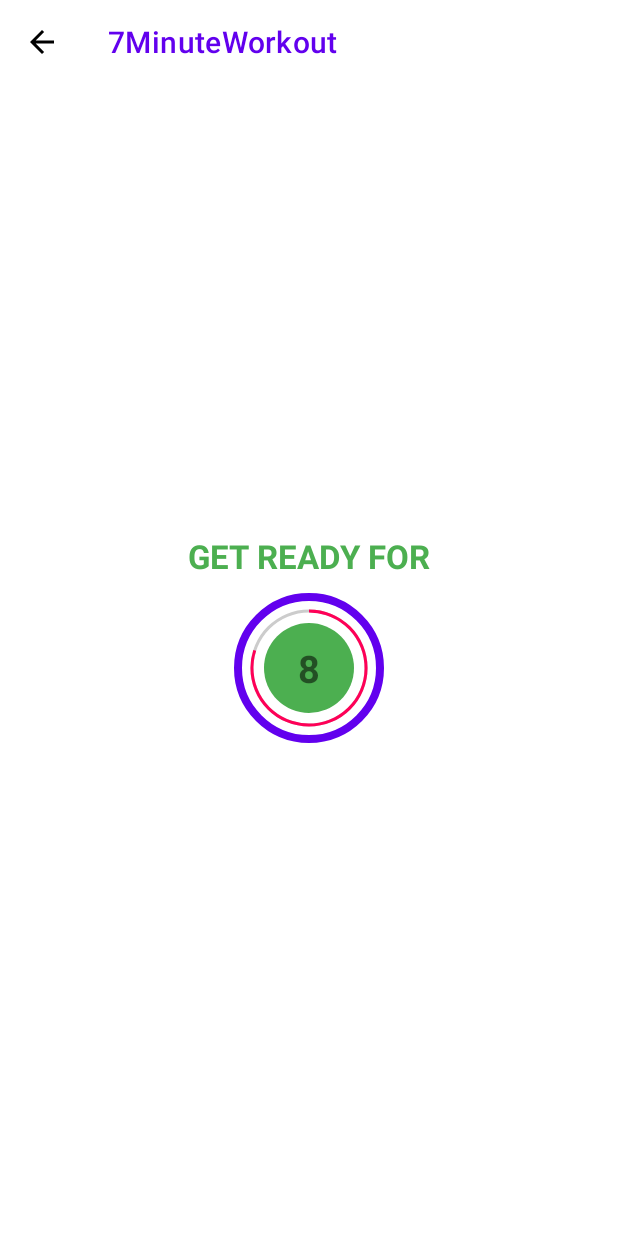
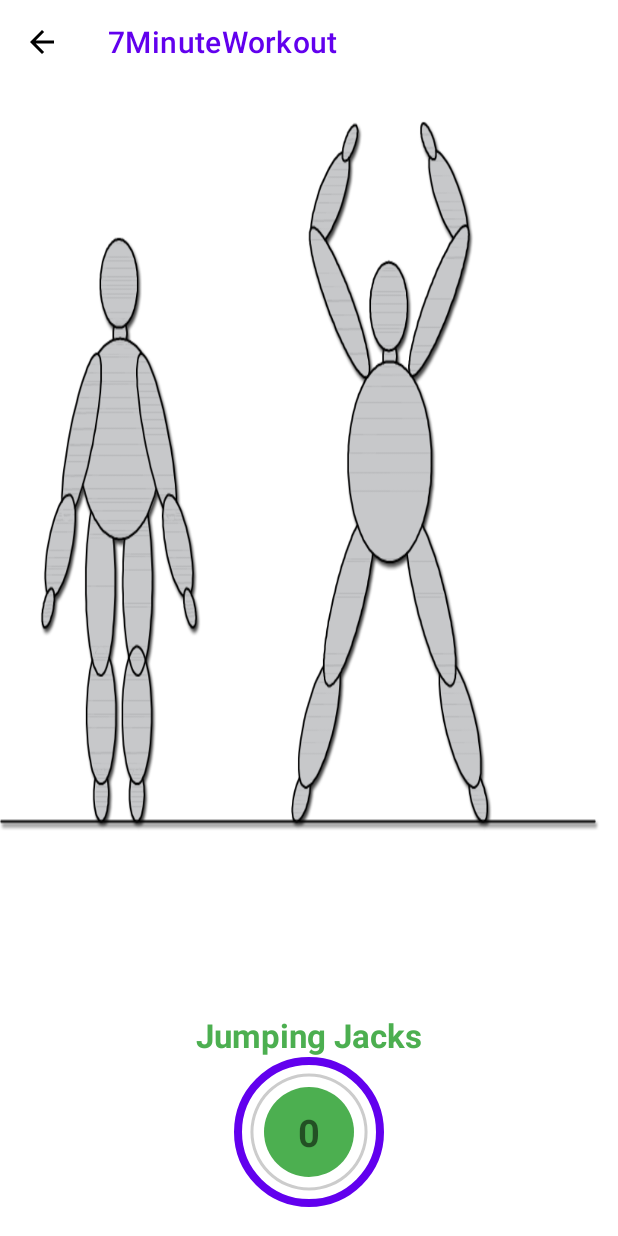
Before and after one commit to DumindaKuruppu/7-minute-workout-app, an Android app: the ExerciseActivity screen opened directly, with no data from a screen before it, on a phone screen of 412 x 824 dp. Run offline under Robolectric (Android 15) with nearby library versions, the phone set to English and light mode, and no system bars.

Commit message:
added exercise visibilities

```diff
--- a/app/src/main/java/com/example/a7minuteworkout/ExerciseActivity.kt
+++ b/app/src/main/java/com/example/a7minuteworkout/ExerciseActivity.kt
@@ -11,11 +11,11 @@ class ExerciseActivity : AppCompatActivity() {
     private var binding: ActivityExerciseBinding? = null
 
     private var restTimer: CountDownTimer? = null
-    private var restTimerDuration: Long = 10000
+    private var restTimerDuration: Long = 1000
     private var restProgress = 0
 
     private var exerciseTimer: CountDownTimer? = null
-    private var exerciseTimerDuration: Long = 30000
+    private var exerciseTimerDuration: Long = 1000
     private var exerciseProgress = 0
 
     private var exerciseList: ArrayList<ExerciseModel>? = null
@@ -53,7 +53,6 @@ class ExerciseActivity : AppCompatActivity() {
 
             override fun onFinish() {
                 currentExercisePosition++
-                Toast.makeText(this@ExerciseActivity, "Start Exercising", Toast.LENGTH_SHORT).show()
                 setupExerciseView()
             }
 
@@ -70,13 +69,25 @@ class ExerciseActivity : AppCompatActivity() {
             }
 
             override fun onFinish() {
-                Toast.makeText(this@ExerciseActivity, "Start Resting", Toast.LENGTH_SHORT).show()
+                if (currentExercisePosition < exerciseList?.size!! - 1) {
+                    setupRestView()
+                } else {
+                    Toast.makeText(this@ExerciseActivity, "Congratulations !!!", Toast.LENGTH_LONG).show()
+                    onBackPressed()
+                }
             }
 
         }.start()
     }
 
     private fun setupRestView() {
+
+        binding?.flRestView?.visibility = View.VISIBLE
+        binding?.flExerciseView?.visibility = View.INVISIBLE
+        binding?.textViewTitle?.visibility = View.VISIBLE
+        binding?.textViewExercise?.visibility = View.INVISIBLE
+        binding?.exerciseImageView?.visibility = View.INVISIBLE
+
         if (restTimer != null) {
             restTimer?.cancel()
             restProgress = 0
@@ -85,9 +96,14 @@ class ExerciseActivity : AppCompatActivity() {
     }
 
     private fun setupExerciseView() {
-        binding?.flProgressBar?.visibility = View.INVISIBLE
+        binding?.flRestView?.visibility = View.INVISIBLE
         binding?.flExerciseView?.visibility = View.VISIBLE
-        binding?.textViewTitle?.text = exerciseList?.get(currentExercisePosition)?.getName()
+        binding?.textViewTitle?.visibility = View.INVISIBLE
+        binding?.textViewExercise?.visibility = View.VISIBLE
+        binding?.exerciseImageView?.visibility = View.VISIBLE
+        binding?.textViewExercise?.text = exerciseList?.get(currentExercisePosition)?.getName()
+        binding?.exerciseImageView?.setImageResource(exerciseList!![currentExercisePosition].getImage())
+
         if (exerciseTimer != null) {
             exerciseTimer?.cancel()
             exerciseProgress = 0
--- a/app/src/main/res/layout/activity_exercise.xml
+++ b/app/src/main/res/layout/activity_exercise.xml
@@ -24,12 +24,12 @@
         android:textColor="@color/color_accent"
         android:textSize="@dimen/default_button_text_size"
         android:textStyle="bold"
-        app:layout_constraintBottom_toTopOf="@id/flProgressBar"
+        app:layout_constraintBottom_toTopOf="@id/flRestView"
         app:layout_constraintEnd_toEndOf="parent"
         app:layout_constraintStart_toStartOf="parent" />
 
     <FrameLayout
-        android:id="@+id/flProgressBar"
+        android:id="@+id/flRestView"
         android:layout_width="100dp"
         android:layout_height="100dp"
         android:layout_marginTop="10dp"
@@ -70,13 +70,41 @@
         </LinearLayout>
     </FrameLayout>
 
+    <ImageView
+        android:id="@+id/exerciseImageView"
+        android:layout_width="match_parent"
+        android:layout_height="0dp"
+        android:scaleType="fitXY"
+        android:src="@drawable/ic_jumping_jacks"
+        android:visibility="invisible"
+        app:layout_constraintBottom_toTopOf="@id/textViewExercise"
+        app:layout_constraintTop_toBottomOf="@id/toolbarExercise"
+        tools:layout_editor_absoluteX="-26dp"
+        tools:visibility="visible" />
+
+    <TextView
+        android:id="@+id/textViewExercise"
+        android:layout_width="wrap_content"
+        android:textColor="@color/color_accent"
+        android:textSize="22sp"
+        android:textStyle="bold"
+        android:visibility="gone"
+        tools:visibility="visible"
+        tools:text="The Exercise"
+        app:layout_constraintStart_toStartOf="parent"
+        app:layout_constraintEnd_toEndOf="parent"
+        app:layout_constraintTop_toBottomOf="@id/exerciseImageView"
+        app:layout_constraintBottom_toTopOf="@id/flExerciseView"
+        android:layout_height="wrap_content" />
+
+
     <FrameLayout
         android:id="@+id/flExerciseView"
         android:layout_width="100dp"
         android:layout_height="100dp"
         android:layout_marginTop="10dp"
         android:background="@drawable/item_circular_color_accent_border"
-        app:layout_constraintTop_toBottomOf="@id/toolbarExercise"
+        app:layout_constraintTop_toBottomOf="@id/exerciseImageView"
         app:layout_constraintBottom_toBottomOf="parent"
         app:layout_constraintEnd_toEndOf="parent"
         android:visibility="gone"
```
